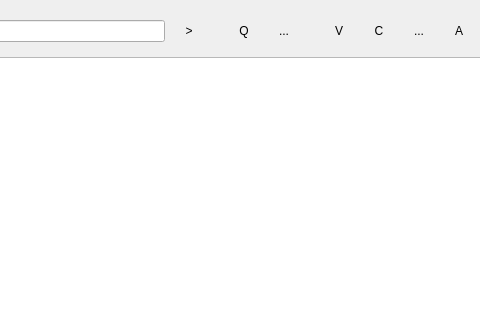
frispete/mp3diags, file mp3diags/src/TagEditor.ui: the form before one commit; both pictures show x 328 to 808 and y 0 to 320 of the 993 by 679 pixel window.
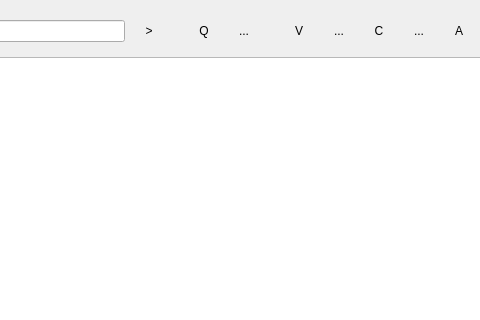
The form after the commit. Icons and pictures are not drawn.

Commit message: - change case option in the tag editor - doc. updates - renamer shows now if a file exists

```diff
--- a/mp3diags/src/TagEditor.ui
+++ b/mp3diags/src/TagEditor.ui
@@ -395,6 +395,43 @@
         </property>
        </widget>
       </item>
+      <item>
+       <widget class="QToolButton" name="m_pCaseB" >
+        <property name="minimumSize" >
+         <size>
+          <width>40</width>
+          <height>40</height>
+         </size>
+        </property>
+        <property name="maximumSize" >
+         <size>
+          <width>40</width>
+          <height>40</height>
+         </size>
+        </property>
+        <property name="focusPolicy" >
+         <enum>Qt::NoFocus</enum>
+        </property>
+        <property name="toolTip" >
+         <string>Change case automatically</string>
+        </property>
+        <property name="text" >
+         <string>...</string>
+        </property>
+        <property name="icon" >
+         <iconset resource="Mp3Diags.qrc" >:/images/change-case.svg</iconset>
+        </property>
+        <property name="iconSize" >
+         <size>
+          <width>36</width>
+          <height>36</height>
+         </size>
+        </property>
+        <property name="autoRaise" >
+         <bool>true</bool>
+        </property>
+       </widget>
+      </item>
       <item>
        <widget class="QToolButton" name="m_pCopyFirstB" >
         <property name="minimumSize" >
```
The commit also changes 37 other files.
